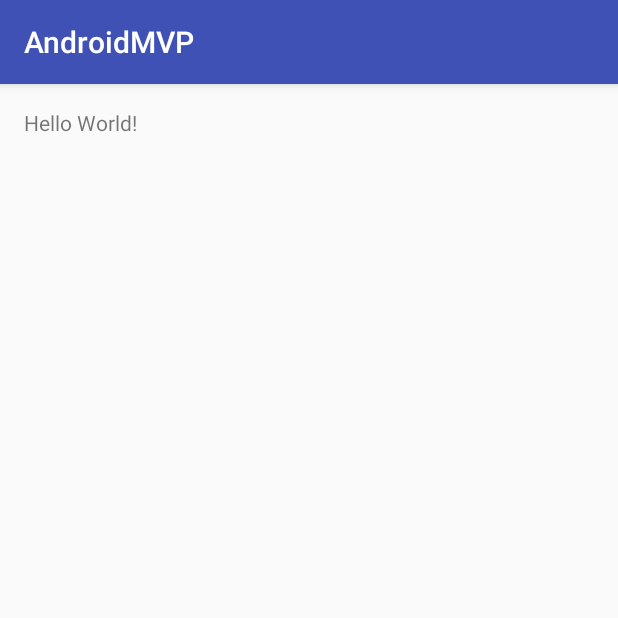
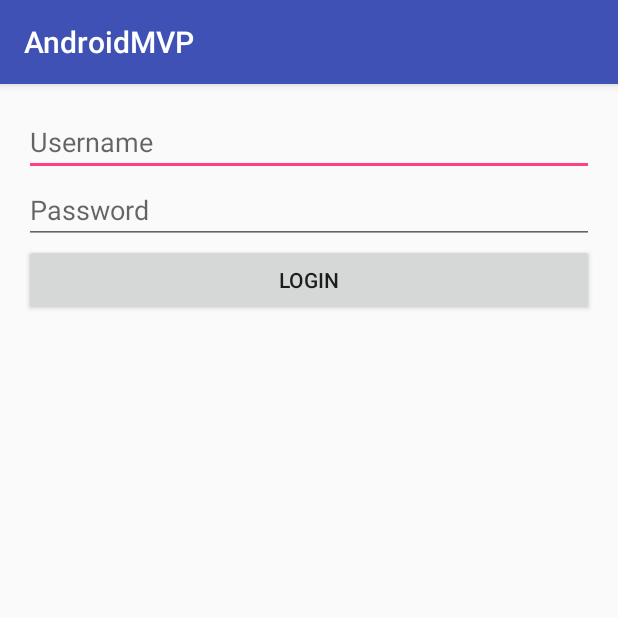
Before and after one commit to JahagirdarAmey/AndroidMVP, an Android app: the screen it shows after launch (MainActivity before the commit, LoginActivity after it), on a phone screen of 412 x 824 dp, the top half of it. Run offline under Robolectric (Android 15) with nearby library versions, the phone set to English and light mode, and no system bars.

Commit message:
initial project setup

```diff
--- a/app/src/main/AndroidManifest.xml
+++ b/app/src/main/AndroidManifest.xml
@@ -8,7 +8,7 @@
         android:label="@string/app_name"
         android:supportsRtl="true"
         android:theme="@style/AppTheme">
-        <activity android:name=".MainActivity">
+        <activity android:name=".login.LoginActivity">
             <intent-filter>
                 <action android:name="android.intent.action.MAIN" />
 
--- a/app/src/main/java/com/amey/androidmvp/MainActivity.java
+++ /dev/null
@@ -1,13 +0,0 @@
-package com.amey.androidmvp;
-
-import android.support.v7.app.AppCompatActivity;
-import android.os.Bundle;
-
-public class MainActivity extends AppCompatActivity {
-
-    @Override
-    protected void onCreate(Bundle savedInstanceState) {
-        super.onCreate(savedInstanceState);
-        setContentView(R.layout.activity_main);
-    }
-}
--- /dev/null
+++ b/app/src/main/java/com/amey/androidmvp/login/ILoginInteractor.java
@@ -0,0 +1,8 @@
+package com.amey.androidmvp.login;
+
+/**
+ * Created by USER on 27/06/2017.
+ */
+public interface ILoginInteractor {
+    boolean validateCredentials(OnLoginFinishedListener listener, String username, String password);
+}
--- /dev/null
+++ b/app/src/main/java/com/amey/androidmvp/login/ILoginPresenter.java
@@ -0,0 +1,8 @@
+package com.amey.androidmvp.login;
+
+/**
+ * Created by USER on 27/06/2017.
+ */
+public interface ILoginPresenter {
+     void attemptLogin(String username, String password);
+}
--- /dev/null
+++ b/app/src/main/java/com/amey/androidmvp/login/ILoginView.java
@@ -0,0 +1,11 @@
+package com.amey.androidmvp.login;
+
+/**
+ * Created by USER on 27/06/2017.
+ */
+public interface ILoginView {
+
+    void onLoginSuccess();
+    void onLoginFailed();
+
+}
--- /dev/null
+++ b/app/src/main/java/com/amey/androidmvp/login/LoginActivity.java
@@ -0,0 +1,52 @@
+package com.amey.androidmvp.login;
+
+import android.support.v7.app.AppCompatActivity;
+import android.os.Bundle;
+import android.view.View;
+import android.widget.Button;
+import android.widget.EditText;
+import android.widget.Toast;
+
+import com.amey.androidmvp.R;
+
+/******************************************************************************************
+ Activity ONLY knows how to display views and sending events and data to the presenter &
+ Activity doesn't know anything about the model
+ ********************************************************************************************
+ */
+
+public class LoginActivity extends AppCompatActivity implements ILoginView {
+
+    EditText username;
+    EditText password;
+    Button login;
+
+    LoginPresenter loginPresenter;
+    @Override
+    protected void onCreate(Bundle savedInstanceState) {
+        super.onCreate(savedInstanceState);
+        setContentView(R.layout.activity_main);
+
+        username = (EditText) findViewById(R.id.username);
+        password = (EditText) findViewById(R.id.password);
+        login = (Button) findViewById(R.id.login);
+
+        loginPresenter = new LoginPresenter(this);
+    }
+
+    public void onLoginClick(View view) {
+        loginPresenter.attemptLogin(username.getText().toString(), password.getText().toString());
+    }
+
+
+    @Override
+    public void onLoginSuccess() {
+        Toast.makeText(this, "Login Success", Toast.LENGTH_SHORT).show();
+
+    }
+
+    @Override
+    public void onLoginFailed() {
+
+    }
+}
--- /dev/null
+++ b/app/src/main/java/com/amey/androidmvp/login/LoginInteractor.java
@@ -0,0 +1,11 @@
+package com.amey.androidmvp.login;
+
+/**
+ * Created by USER on 27/06/2017.
+ */
+public class LoginInteractor implements ILoginInteractor{
+    public boolean validateCredentials(OnLoginFinishedListener onLoginFinishedListener, String username, String password) {
+        onLoginFinishedListener.onSuccess();
+        return true;
+    }
+}
--- /dev/null
+++ b/app/src/main/java/com/amey/androidmvp/login/LoginPresenter.java
@@ -0,0 +1,37 @@
+package com.amey.androidmvp.login;
+
+/**
+ * Created by USER on 27/06/2017.
+ */
+
+
+/**
+ * - LoginPresenter has a reference to both the View and the Interactor
+ * - LoginPresenter retrieves data from the model, and notifies the view to display it.
+ * ******************************************************************************************
+ */
+public class LoginPresenter implements ILoginPresenter, OnLoginFinishedListener{
+    ILoginView iLoginView;
+    LoginInteractor loginInteractor;
+
+    public LoginPresenter(ILoginView loginView) {
+        this.iLoginView = loginView;
+        this.loginInteractor = new LoginInteractor();
+    }
+
+
+    @Override
+    public void onError() {
+        iLoginView.onLoginFailed();
+    }
+
+    @Override
+    public void onSuccess() {
+        iLoginView.onLoginSuccess();
+    }
+
+    @Override
+    public void attemptLogin(String username, String password) {
+        loginInteractor.validateCredentials(this, username, password);
+    }
+}
--- /dev/null
+++ b/app/src/main/java/com/amey/androidmvp/login/OnLoginFinishedListener.java
@@ -0,0 +1,9 @@
+package com.amey.androidmvp.login;
+
+/**
+ * Created by USER on 27/06/2017.
+ */
+public interface OnLoginFinishedListener {
+    void onError();
+    void onSuccess();
+}
--- a/app/src/main/res/layout/activity_main.xml
+++ b/app/src/main/res/layout/activity_main.xml
@@ -1,16 +1,33 @@
 <?xml version="1.0" encoding="utf-8"?>
-<RelativeLayout xmlns:android="http://schemas.android.com/apk/res/android"
+<LinearLayout xmlns:android="http://schemas.android.com/apk/res/android"
     xmlns:tools="http://schemas.android.com/tools"
     android:layout_width="match_parent"
     android:layout_height="match_parent"
+    android:orientation="vertical"
     android:paddingBottom="@dimen/activity_vertical_margin"
     android:paddingLeft="@dimen/activity_horizontal_margin"
     android:paddingRight="@dimen/activity_horizontal_margin"
     android:paddingTop="@dimen/activity_vertical_margin"
-    tools:context="com.amey.androidmvp.MainActivity">
+    tools:context=".login.MainActivity">
 
-    <TextView
-        android:layout_width="wrap_content"
+
+    <EditText
+        android:id="@+id/username"
+        android:layout_width="match_parent"
         android:layout_height="wrap_content"
-        android:text="Hello World!" />
-</RelativeLayout>
+        android:hint="Username"/>
+
+    <EditText
+        android:id="@+id/password"
+        android:layout_width="match_parent"
+        android:layout_height="wrap_content"
+        android:inputType="textPassword"
+        android:hint="Password"/>
+
+    <Button
+        android:id="@+id/login"
+        android:layout_width="match_parent"
+        android:layout_height="wrap_content"
+        android:text="Login"
+        android:onClick="onLoginClick"/>
+</LinearLayout>
```
